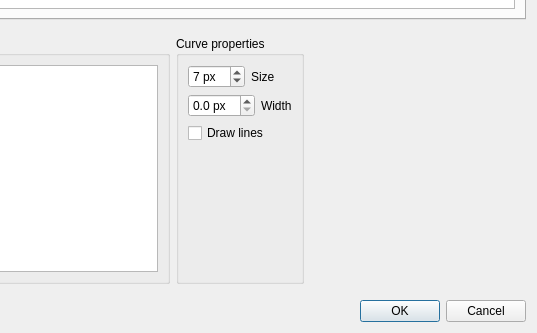
uazure/qLab, file src/client/setupcurvesdialog.ui: the form before one commit; both pictures show x 121 to 658 and y 260 to 593 of the 658 by 593 pixel window.
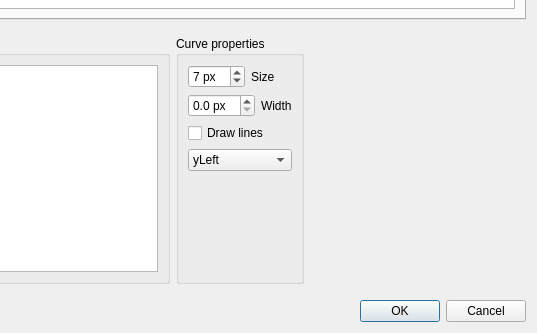
The form after the commit.

What changed in the file:
```diff
--- a/src/client/setupcurvesdialog.ui
+++ b/src/client/setupcurvesdialog.ui
@@ -153,6 +153,23 @@
               </property>
              </widget>
             </item>
+            <item>
+             <widget class="QComboBox" name="yAxisComboBox">
+              <property name="toolTip">
+               <string>Axis</string>
+              </property>
+              <item>
+               <property name="text">
+                <string>yLeft</string>
+               </property>
+              </item>
+              <item>
+               <property name="text">
+                <string>yRight</string>
+               </property>
+              </item>
+             </widget>
+            </item>
             <item>
              <spacer name="verticalSpacer">
               <property name="orientation">
```
